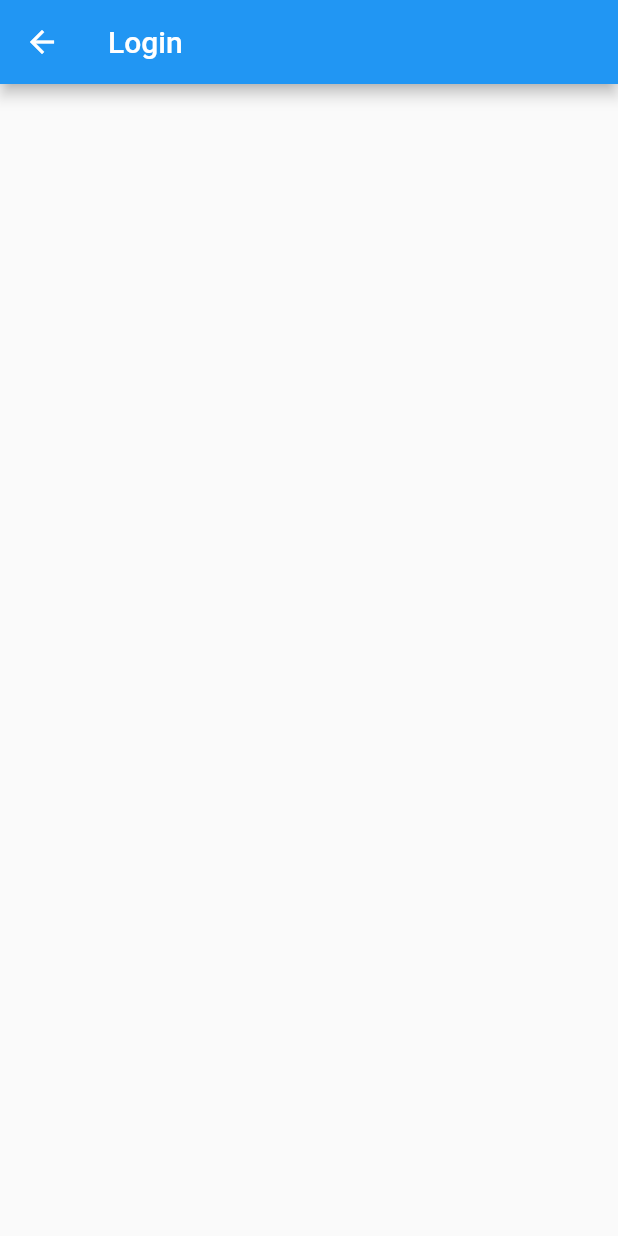
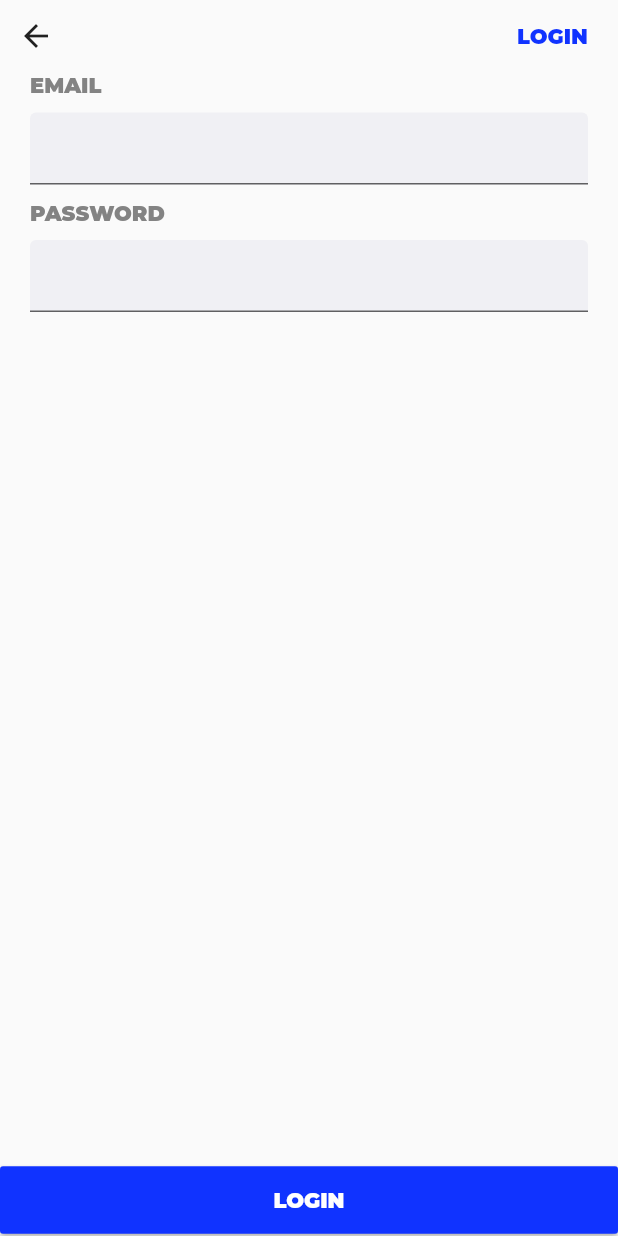
Before and after one commit to datawaslost/newto_flutter, a Flutter app: the screen it shows after launch, after a tap on "LOGIN", on a phone screen of 412 x 824 dp. Run offline on Flutter 3.47's test engine with Material 2 defaults, Android fonts, the phone set to English and light mode, and no system bars; project files that could hold a hidden picture were left out.

Commit message:
Create Account Screen Styling

```diff
--- a/lib/main.dart
+++ b/lib/main.dart
@@ -45,7 +45,7 @@ class MyHomePage extends StatefulWidget {
 
 class _MyHomePageState extends State<MyHomePage> {
 
-	final TextEditingController _controller = new TextEditingController();
+	final TextEditingController _emailController = new TextEditingController();
 
 	void _createAccount() {
 		Navigator.of(context).push(
@@ -119,7 +119,7 @@ class _MyHomePageState extends State<MyHomePage> {
 								new Container(
 									padding: new EdgeInsets.fromLTRB(20.0, 10.0, 20.0, 10.0),
 							        child: new TextField(
-							        	controller: _controller,
+							        	controller: _emailController,
 										style: new TextStyle(
 											color: const Color(0xFF000000),
 											fontFamily: 'Montserrat',
@@ -156,7 +156,7 @@ class _MyHomePageState extends State<MyHomePage> {
 																context: context,
 																child: new AlertDialog(
 																	title: new Text('What you typed:'),
-																	content: new Text(_controller.text),
+																	content: new Text(_emailController.text),
 																),
 															);
 														},
@@ -189,10 +189,122 @@ class _MyHomePageState extends State<MyHomePage> {
 			new MaterialPageRoute(
 				builder: (context) {
 					return new Scaffold(
-		      appBar: new AppBar(
-		        title: new Text('Login'),
+						body: new Column(
+							mainAxisSize: MainAxisSize.min,
+							children: <Widget>[
+								new Row (
+									children: <Widget>[
+										new BackButton(),
+										new Expanded(
+											child: new Container(
+												padding: new EdgeInsets.fromLTRB(0.0, 0.0, 20.0, 0.0),
+												alignment: Alignment.topRight,
+												child: new Text(
+													'Login'.toUpperCase(),
+													style: new TextStyle(
+														color: const Color(0xFF1033FF),
+														fontFamily: 'Montserrat',
+														fontWeight: FontWeight.w800,
+														fontSize: 14.0,
 													),
-		      // body:
+												),
+											),
+										),
+									]
+								),
+								new Container(
+									padding: new EdgeInsets.fromLTRB(20.0, 0.0, 0.0, 0.0),
+									alignment: Alignment.topLeft,
+									child: new Text(
+										'Email'.toUpperCase(),
+										style: new TextStyle(
+											color: const Color(0xFF838383),
+											fontFamily: 'Montserrat',
+											fontWeight: FontWeight.w800,
+											fontSize: 14.0,
+										),
+									),
+								),
+								new Container(
+									padding: new EdgeInsets.fromLTRB(20.0, 10.0, 20.0, 10.0),
+							        child: new TextField(
+							        	controller: _emailController,
+										style: new TextStyle(
+											color: const Color(0xFF000000),
+											fontFamily: 'Montserrat',
+											fontWeight: FontWeight.w800,
+											fontSize: 18.0,
+										),
+										decoration: new InputDecoration(
+							            	fillColor: const Color(0x66E0E1EA),
+											filled: true,
+										),
+										keyboardType: TextInputType.emailAddress,
+							        ),
+								),
+								new Container(
+									padding: new EdgeInsets.fromLTRB(20.0, 0.0, 0.0, 0.0),
+									alignment: Alignment.topLeft,
+									child: new Text(
+										'Password'.toUpperCase(),
+										style: new TextStyle(
+											color: const Color(0xFF838383),
+											fontFamily: 'Montserrat',
+											fontWeight: FontWeight.w800,
+											fontSize: 14.0,
+										),
+									),
+								),
+								new Container(
+									padding: new EdgeInsets.fromLTRB(20.0, 10.0, 20.0, 10.0),
+							        child: new TextField(
+							        	obscureText: true,
+										style: new TextStyle(
+											color: const Color(0xFF000000),
+											fontFamily: 'Montserrat',
+											fontWeight: FontWeight.w800,
+											fontSize: 18.0,
+										),
+										decoration: new InputDecoration(
+							            	fillColor: const Color(0x66E0E1EA),
+											filled: true,
+										),
+										keyboardType: TextInputType.emailAddress,
+							        ),
+								),
+								new Expanded(
+									child: new Align(
+										alignment: Alignment.bottomCenter,
+										child: new Row(children: <Widget>[
+											new Expanded(
+												child: new RaisedButton(
+														onPressed: () {
+															showDialog(
+																context: context,
+																child: new AlertDialog(
+																	title: new Text('What you typed:'),
+																	content: new Text(_emailController.text),
+																),
+															);
+														},
+														padding: new EdgeInsets.all(14.0),
+														color: const Color(0xFF1033FF),
+														textColor: const Color(0xFFFFFFFF),
+														child: new Text(
+															'Login'.toUpperCase(),
+															style: new TextStyle(
+																fontFamily: 'Montserrat',
+																fontWeight: FontWeight.w800,
+															),
+														),
+													),
+												)
+											]
+										),
+									),
+								),
+						    ],
+						),
 					);
 				},
 			),
```
Lines whose indentation alone changed are shown as unchanged.
